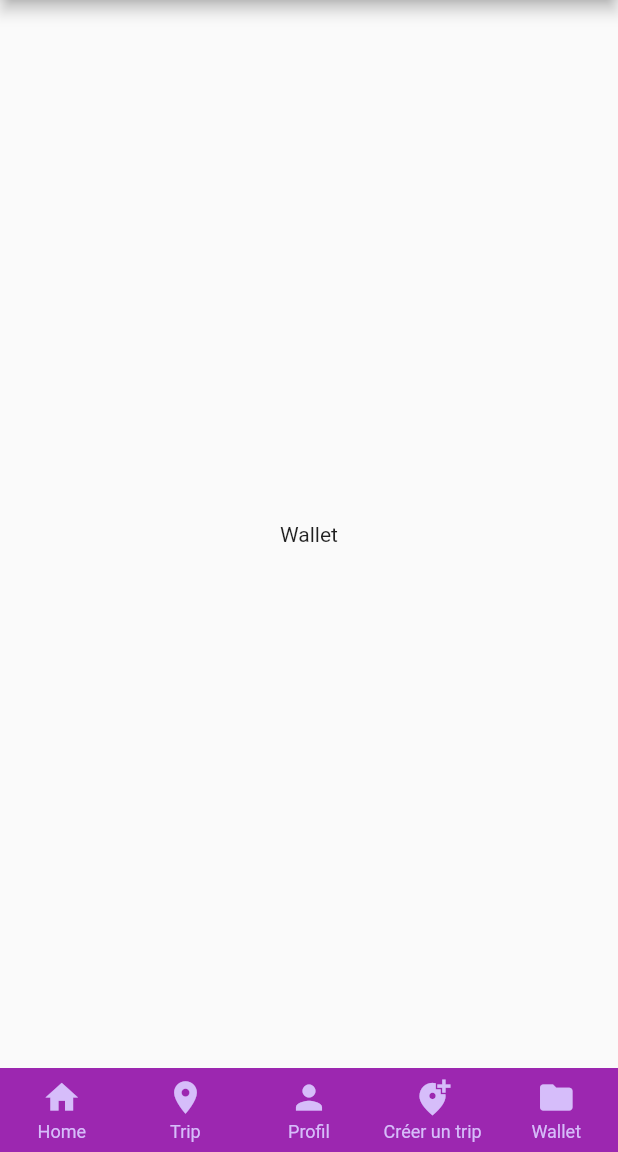
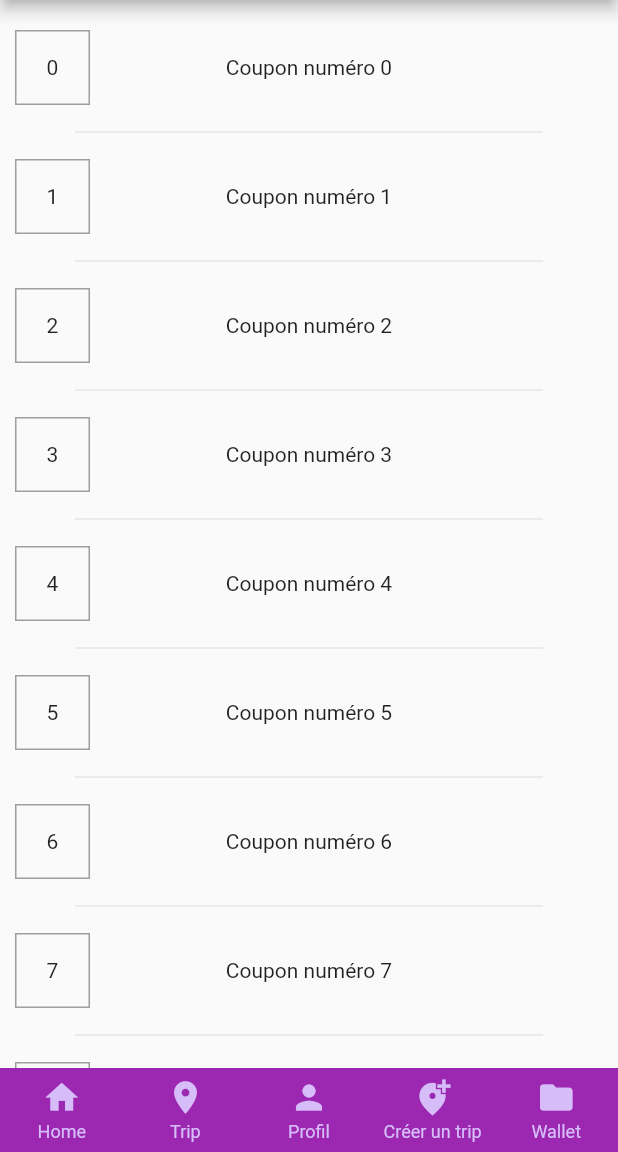
Before and after one commit to romainsolecooler/PIXTRIP_, a Flutter app: the screen it shows after launch, item 5 of the bottom bar chosen, on a phone screen of 412 x 824 dp, the part 84-1236 px from its top. Run offline on Flutter 3.47's test engine with Material 2 defaults, Android fonts, the phone set to English and light mode, and no system bars; drawn by our look-alikes of persistent_bottom_nav_bar; our stand-ins replace get, qr_flutter.

Commit message:
page wallet et details du coupon ajoutée + amélioration de la gestion des composants

```diff
--- a/lib/common/messages.dart
+++ b/lib/common/messages.dart
@@ -34,6 +34,8 @@ class Messages extends Translations {
           'add_trip__add_first_info_placeholder': 'Info principale',
           'add_trip__add_second_info_placeholder': 'Anecdote',
           'add_trip__add_third_info_placeholder': 'Votre avis',
+          'wallet__page_separator': 'Déjà utilisé',
+          'coupon_details__info_position': 'Info et Position',
         },
       };
 }
--- /dev/null
+++ b/lib/components/wallet/coupon.dart
@@ -0,0 +1,86 @@
+import 'package:flutter/material.dart';
+import 'package:get/instance_manager.dart';
+import 'package:persistent_bottom_nav_bar/persistent-tab-view.dart';
+
+import 'package:pixtrip/controllers/controller.dart';
+
+import 'package:pixtrip/components/wallet/used_coupons.dart';
+import 'package:pixtrip/views/wallet/coupon_details.dart';
+
+class Coupon extends StatelessWidget {
+  final bool used;
+  final bool opened;
+  final int i;
+  final String title;
+  final String data;
+
+  const Coupon({
+    Key key,
+    this.used = false,
+    this.opened = false,
+    this.i,
+    this.title,
+    this.data = '',
+  }) : super(key: key);
+
+  void openCouponDetails(BuildContext context) {
+    pushNewScreen(context,
+        screen: CouponDetails(
+          coupon: Coupon(
+            i: i,
+            title: title,
+            opened: true,
+            data: data,
+          ),
+        ));
+  }
+
+  @override
+  Widget build(BuildContext context) {
+    return IgnorePointer(
+      ignoring: opened,
+      child: InkWell(
+        onTap: used ? null : () => openCouponDetails(context),
+        child: Material(
+          elevation: opened ? 16.0 : 0.0,
+          child: Opacity(
+            opacity: used ? 0.5 : 1.0,
+            child: Padding(
+              padding: EdgeInsets.symmetric(vertical: 10.0, horizontal: 10.0),
+              child: Stack(
+                alignment: Alignment.center,
+                children: [
+                  Align(
+                    alignment: Alignment.centerLeft,
+                    child: Square(i: i),
+                  ),
+                  Text(title),
+                ],
+              ),
+            ),
+          ),
+        ),
+      ),
+    );
+  }
+}
+
+class Square extends StatelessWidget {
+  final int i;
+
+  const Square({Key key, this.i}) : super(key: key);
+
+  @override
+  Widget build(BuildContext context) {
+    return Container(
+      width: 50,
+      height: 50,
+      decoration: BoxDecoration(
+        border: Border.all(color: Colors.grey),
+      ),
+      child: Center(
+        child: Text('$i'),
+      ),
+    );
+  }
+}
--- /dev/null
+++ b/lib/components/wallet/separator.dart
@@ -0,0 +1,13 @@
+import 'package:flutter/material.dart';
+
+class Separator extends StatelessWidget {
+  double _indent = 50.0;
+
+  @override
+  Widget build(BuildContext context) {
+    return Divider(
+      indent: _indent,
+      endIndent: _indent,
+    );
+  }
+}
--- /dev/null
+++ b/lib/components/wallet/unused_coupons.dart
@@ -0,0 +1,24 @@
+import 'package:flutter/material.dart';
+import 'package:pixtrip/components/wallet/coupon.dart';
+import 'package:pixtrip/components/wallet/separator.dart';
+
+class UnusedCoupons extends StatelessWidget {
+  @override
+  Widget build(BuildContext context) {
+    final items = List<String>.generate(12, (index) => 'Coupon $index');
+
+    return ListView.separated(
+      physics: NeverScrollableScrollPhysics(),
+      shrinkWrap: true,
+      itemCount: items.length,
+      itemBuilder: (context, index) {
+        return Coupon(
+          i: index,
+          title: 'Coupon numéro $index',
+          data: 'data__${index}__',
+        );
+      },
+      separatorBuilder: (context, index) => Separator(),
+    );
+  }
+}
--- a/lib/controllers/controller.dart
+++ b/lib/controllers/controller.dart
@@ -50,4 +50,13 @@ class Controller extends GetxController {
   void setAddThirdInfo(String text) {
     addThirdInfo.value = text;
   }
+
+  ////////////
+  // WALLET //
+  ////////////
+  final couponId = ''.obs;
+
+  void setCouponId(String id) {
+    couponId.value = id;
+  }
 }
--- a/lib/main.dart
+++ b/lib/main.dart
@@ -53,13 +53,13 @@ class App extends StatelessWidget {
         colorBehindNavBar: Colors.white,
       ),
       itemAnimationProperties: ItemAnimationProperties(
-        duration: Duration(milliseconds: 300),
-        curve: Curves.easeInOut,
+        duration: Duration(milliseconds: 200),
+        curve: Curves.ease,
       ),
       screenTransitionAnimation: ScreenTransitionAnimation(
         animateTabTransition: true,
-        curve: Curves.easeInOut,
-        duration: Duration(milliseconds: 300),
+        curve: Curves.ease,
+        duration: Duration(milliseconds: 200),
       ),
       navBarStyle: NavBarStyle.style6,
       screens: [Home(), Trips(), Profil(), CreateTrip(), Wallet()],
--- a/lib/pages/wallet.dart
+++ b/lib/pages/wallet.dart
@@ -1,14 +1,51 @@
 import 'package:flutter/material.dart';
+import 'package:get/get.dart';
+
 import 'package:pixtrip/common/app_bar.dart';
+import 'package:pixtrip/components/wallet/unused_coupons.dart';
+import 'package:pixtrip/components/wallet/used_coupons.dart';
 
 class Wallet extends StatelessWidget {
   @override
   Widget build(BuildContext context) {
     return Scaffold(
       appBar: appBar,
-      body: Center(
-        child: Text('Wallet'),
+      body: SingleChildScrollView(
+        physics: ScrollPhysics(),
+        child: Column(
+          children: [
+            SizedBox(height: 10.0),
+            UnusedCoupons(),
+            _PageSeparator(),
+            UsedCoupons(),
+          ],
+        ),
       ),
     );
   }
 }
+
+class _PageSeparator extends StatelessWidget {
+  @override
+  Widget build(BuildContext context) {
+    double _width = MediaQuery.of(context).size.width * 0.4;
+
+    return Opacity(
+      opacity: 0.5,
+      child: Container(
+        width: _width,
+        padding: EdgeInsets.symmetric(vertical: 15.0),
+        decoration: BoxDecoration(
+          border: Border(
+            top: BorderSide(
+              color: Theme.of(context).dividerColor,
+            ),
+          ),
+        ),
+        child: Center(
+          child: Text('wallet__page_separator'.tr),
+        ),
+      ),
+    );
+  }
+}
--- a/pubspec.yaml
+++ b/pubspec.yaml
@@ -30,6 +30,7 @@ dependencies:
   cupertino_icons: ^1.0.2
   get: ^3.26.0
   persistent_bottom_nav_bar: ^4.0.0
+  qr_flutter: ^4.0.0
 
 dev_dependencies:
   flutter_test:
```
Also changed, not shown: lib/components/wallet/info_position.dart (added, +34 -0 lines), lib/components/wallet/used_coupons.dart (added, +25 -0 lines), lib/views/wallet/coupon_details.dart (added, +52 -0 lines), pubspec.lock.
